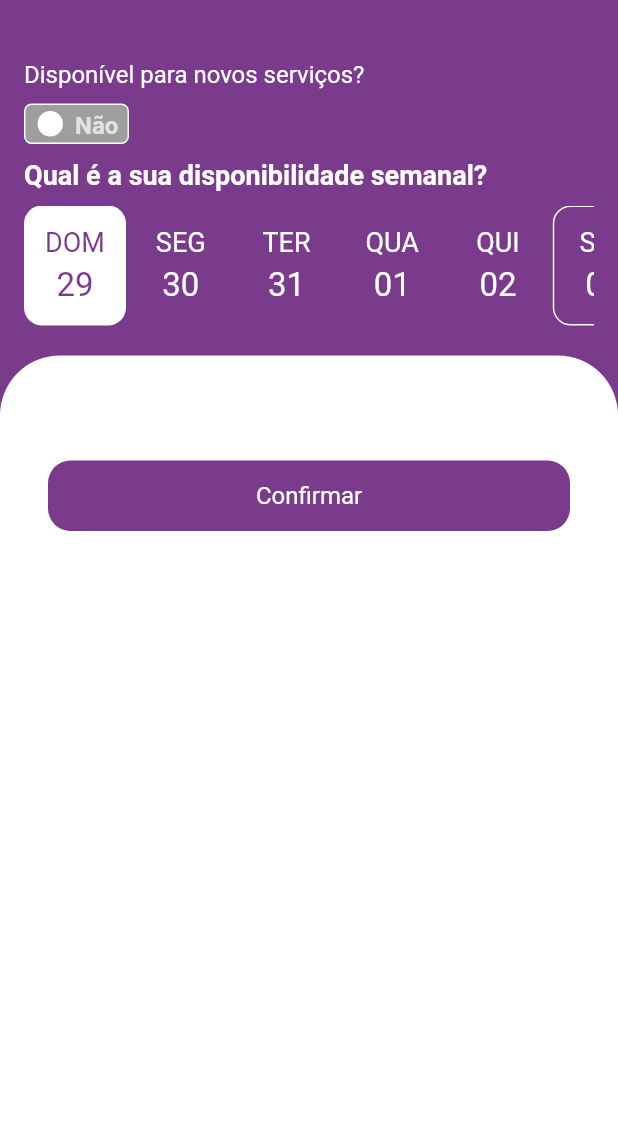
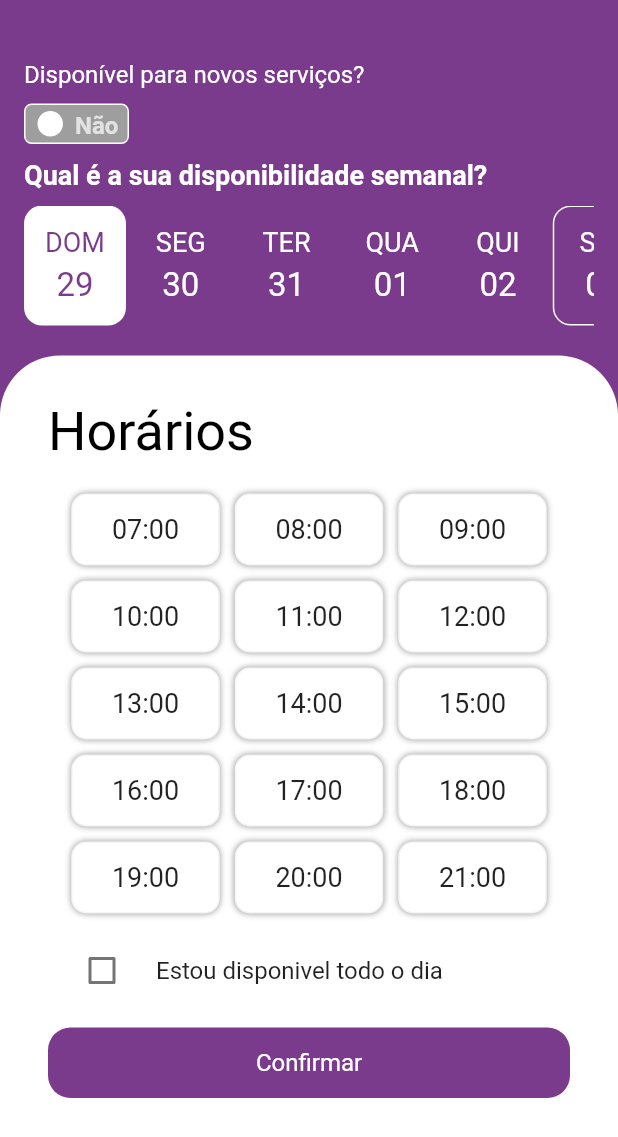
Before and after one commit to realrgt/virus, a Flutter app: the screen it shows after launch, after a tap on "Sim", on a phone screen of 412 x 824 dp. Shown: the top 1137 px of the screen. Run offline on Flutter 3.47's test engine with Material 2 defaults, Android fonts, the phone set to English and light mode, and no system bars; our stand-ins replace flare_flutter, flutter_svg, google_maps_flutter, simple_animations, sleek_circular_slider, wave; missing offline and left inert: flutter_rounded_date_picker, google_maps_place_picker.

Commit message:
availability layout

```diff
--- a/lib/screens/specialists/dashboard/availability.dart
+++ b/lib/screens/specialists/dashboard/availability.dart
@@ -12,7 +12,8 @@ class Availability extends StatefulWidget {
 }
 
 class _AvailabilityState extends State<Availability> {
-  bool _isAllDayAvailable = true;
+  bool _isAvailableForWorks = true;
+  bool _isAllDayAvailable = false;
   int _selectedDay = 0;
   var _daysInWeek;
   var _todayWeekday = DateTime.now().weekday;
@@ -20,9 +21,11 @@ class _AvailabilityState extends State<Availability> {
   ScrollController _scrollController = ScrollController();
 
   _scrollToBottom() {
-    _scrollController.animateTo(100, duration: Duration(milliseconds: 1900), curve: Curves.ease);
+    _scrollController.animateTo(100,
+        duration: Duration(milliseconds: 1900), curve: Curves.ease);
     Timer(Duration(seconds: 2), () {
-      _scrollController.animateTo(-10, duration: Duration(milliseconds: 1000), curve: Curves.ease);
+      _scrollController.animateTo(-10,
+          duration: Duration(milliseconds: 1000), curve: Curves.ease);
     });
   }
 
@@ -34,7 +37,6 @@ class _AvailabilityState extends State<Availability> {
 
   @override
   Widget build(BuildContext context) {
-
     DateTime today = DateTime.now();
 
     _daysInWeek = Utils.daysInRange(
@@ -70,12 +72,11 @@ class _AvailabilityState extends State<Availability> {
                     borderColor: Colors.white,
                     borderSize: 1,
                     borderRadius: 5.0,
-                    value: _isAllDayAvailable,
+                    value: _isAvailableForWorks,
                     height: 27.0,
                     onChanged: (value) {
-                      print("AllDayAvailable : $value");
                       setState(() {
-                        _isAllDayAvailable = value;
+                        _isAvailableForWorks = value;
                       });
                     },
                   ),
@@ -121,10 +122,33 @@ class _AvailabilityState extends State<Availability> {
                         padding: EdgeInsets.symmetric(horizontal: 32.0),
                         child: Column(
                           children: <Widget>[
-                            SizedBox(height: 40.0),
                             Column(
                               crossAxisAlignment: CrossAxisAlignment.stretch,
                               children: <Widget>[
+                                Text(
+                                  "Horários",
+                                  style: TextStyle(
+                                    color: Colors.black,
+                                    fontSize: 36.0,
+                                  ),
+                                ),
+                                SizedBox(height: 20.0),
+                                _buildTimes(),
+                                SizedBox(height: 10.0),
+                                CheckboxListTile(
+                                  controlAffinity: ListTileControlAffinity.leading,
+                                  value: _isAllDayAvailable,
+                                  activeColor: PURPLE_DEEP,
+                                  onChanged: (bool val) {
+                                    setState(() {
+                                      _isAllDayAvailable = val;
+                                    });
+                                  },
+                                  title: Text(
+                                    'Estou disponivel todo o dia',
+                                  ),
+                                ),
+                                SizedBox(height: 10.0),
                                 GestureDetector(
                                   onTap: () => Navigator.of(context).push(
                                     MaterialPageRoute(
@@ -132,7 +156,6 @@ class _AvailabilityState extends State<Availability> {
                                     ),
                                   ),
                                   child: Container(
-                                    width: 145.0,
                                     height: 47.0,
                                     padding:
                                         EdgeInsets.symmetric(horizontal: 20.0),
@@ -186,7 +209,9 @@ class _AvailabilityState extends State<Availability> {
         decoration: BoxDecoration(
           color: _selectedDay == index ? Colors.white : Colors.transparent,
           borderRadius: BorderRadius.circular(12.0),
-          border: Border.all(color: _todayWeekday == index ? Colors.white : Colors.transparent),
+          border: Border.all(
+              color:
+                  _todayWeekday == index ? Colors.white : Colors.transparent),
         ),
         child: Column(
           mainAxisAlignment: MainAxisAlignment.center,
@@ -211,6 +236,62 @@ class _AvailabilityState extends State<Availability> {
       ),
     );
   }
+
+  Widget _buildTimes() {
+    List timeBlocks = <Widget>[];
+    for (int i = 0; i < _times.length; i++) {
+      var item = _times[i];
+      timeBlocks.add(Container(
+        width: 99,
+        height: 48,
+        decoration: BoxDecoration(
+          color: Colors.white,
+          borderRadius: BorderRadius.circular(10.0),
+          border: Border.all(color: Colors.grey.shade100),
+          boxShadow: [
+            BoxShadow(
+              color: Colors.grey,
+              blurRadius: 3.0,
+            )
+          ],
+        ),
+        child: Center(
+          child: Text(
+            item,
+            style: TextStyle(
+              fontSize: 18.0,
+            ),
+          ),
+        ),
+      ));
+    }
+    return Align(
+      alignment: Alignment.center,
+      child: Wrap(
+        alignment: WrapAlignment.center,
+        spacing: 10.0,
+        runSpacing: 10.0,
+        children: timeBlocks,
+      ),
+    );
+  }
 }
 
 List<String> _days = ['DOM', 'SEG', 'TER', 'QUA', 'QUI', 'SEX', 'SÁB'];
+List<String> _times = [
+  '07:00',
+  '08:00',
+  '09:00',
+  '10:00',
+  '11:00',
+  '12:00',
+  '13:00',
+  '14:00',
+  '15:00',
+  '16:00',
+  '17:00',
+  '18:00',
+  '19:00',
+  '20:00',
+  '21:00',
+];
```
